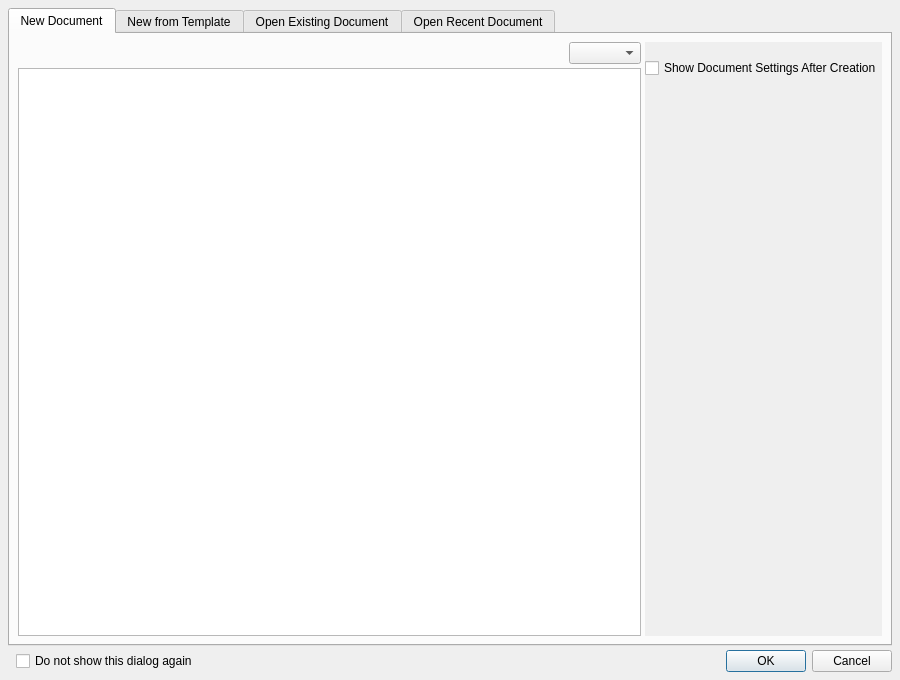
The window that scribus/ui/newdocdialog.ui (scribusproject/scribus) describes before a commit, drawn with Qt 5.
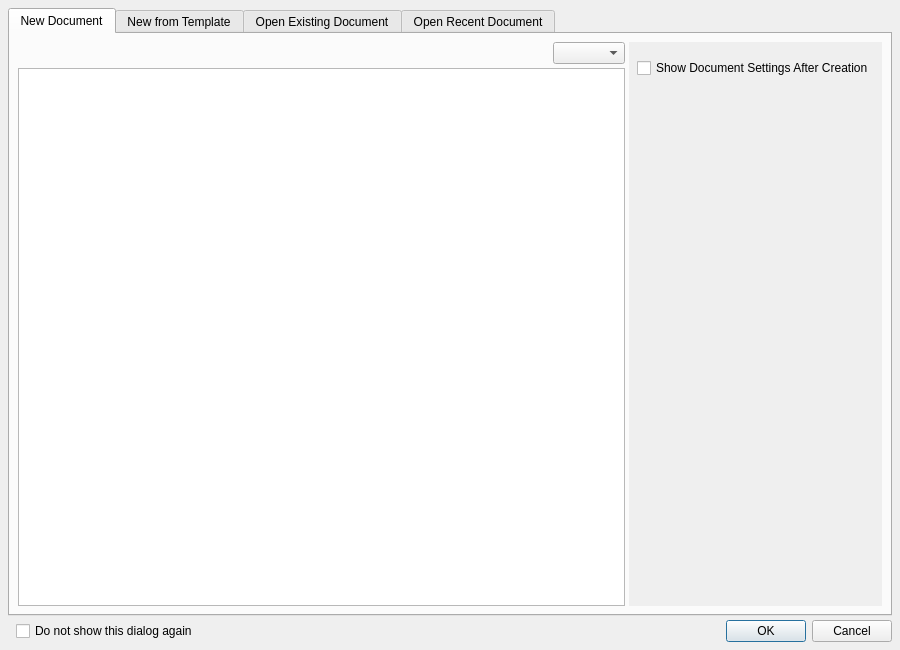
The same window after the commit. Custom widgets are drawn as their Qt base class.

Commit message: #17295: New Doc Dialog height is excessive on a 15" screen on Windows <nitramr>

Patch:
```diff
--- a/scribus/ui/newdocdialog.ui
+++ b/scribus/ui/newdocdialog.ui
@@ -7,7 +7,7 @@
     <x>0</x>
     <y>0</y>
     <width>900</width>
-    <height>680</height>
+    <height>650</height>
    </rect>
   </property>
   <property name="windowTitle">
@@ -41,7 +41,7 @@
       <attribute name="title">
        <string>New Document</string>
       </attribute>
-      <layout class="QHBoxLayout" name="horizontalLayout_7">
+      <layout class="QHBoxLayout" name="horizontalLayout_7" stretch="1,0">
        <property name="spacing">
         <number>4</number>
        </property>
@@ -95,12 +95,6 @@
        </item>
        <item>
         <widget class="QScrollArea" name="scrollArea">
-         <property name="sizePolicy">
-          <sizepolicy hsizetype="Minimum" vsizetype="Expanding">
-           <horstretch>0</horstretch>
-           <verstretch>0</verstretch>
-          </sizepolicy>
-         </property>
          <property name="frameShape">
           <enum>QFrame::Shape::NoFrame</enum>
          </property>
@@ -118,8 +112,8 @@
            <rect>
             <x>0</x>
             <y>0</y>
-            <width>304</width>
-            <height>624</height>
+            <width>320</width>
+            <height>626</height>
            </rect>
           </property>
           <layout class="QVBoxLayout" name="verticalLayout_7">
@@ -679,11 +673,21 @@
             </spacer>
            </item>
            <item>
+            <layout class="QHBoxLayout" name="horizontalLayout_15">
+             <property name="leftMargin">
+              <number>8</number>
+             </property>
+             <property name="rightMargin">
+              <number>8</number>
+             </property>
+             <item>
             <widget class="QCheckBox" name="startDocSetup">
              <property name="text">
               <string>Show Document Settings After Creation</string>
              </property>
             </widget>
+             </item>
+            </layout>
            </item>
            <item>
             <spacer name="spacerBottom">
```
Lines whose indentation alone changed are shown as unchanged. The commit also changes 2 other files.
